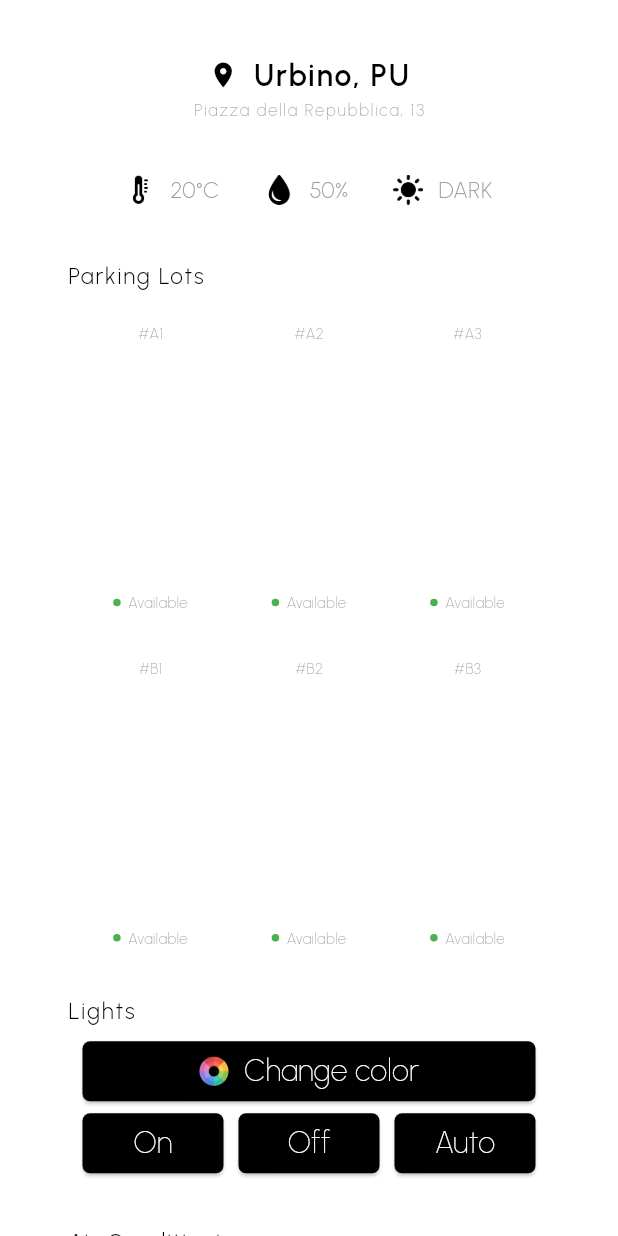
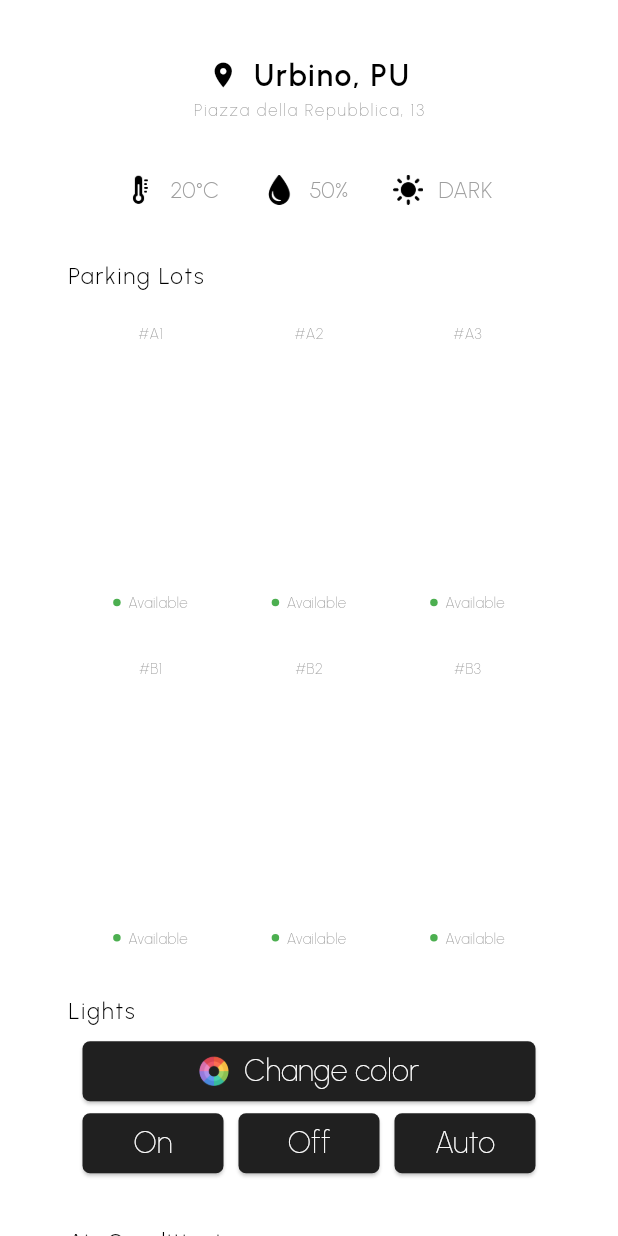
Before and after one commit to NunzioDA/IoTParkApp, a Flutter app: the screen it shows after launch, on a phone screen of 412 x 824 dp. Run offline on Flutter 3.47's test engine with Material 3 defaults, Android fonts, the phone set to English and light mode, and no system bars; our stand-ins replace flutter_colorpicker, gap, google_fonts; network calls fail.

Commit message:
changed primary color

```diff
--- a/lib/UIUtilities/palette.dart
+++ b/lib/UIUtilities/palette.dart
@@ -18,7 +18,7 @@ class Palette {
     },
   );
 
-  static const int _primaryBaseColor = 0xff000000;
+  static const int _primaryBaseColor = 0xff202020;
 
   static const MaterialColor secondary = Colors.amber;
 
```
